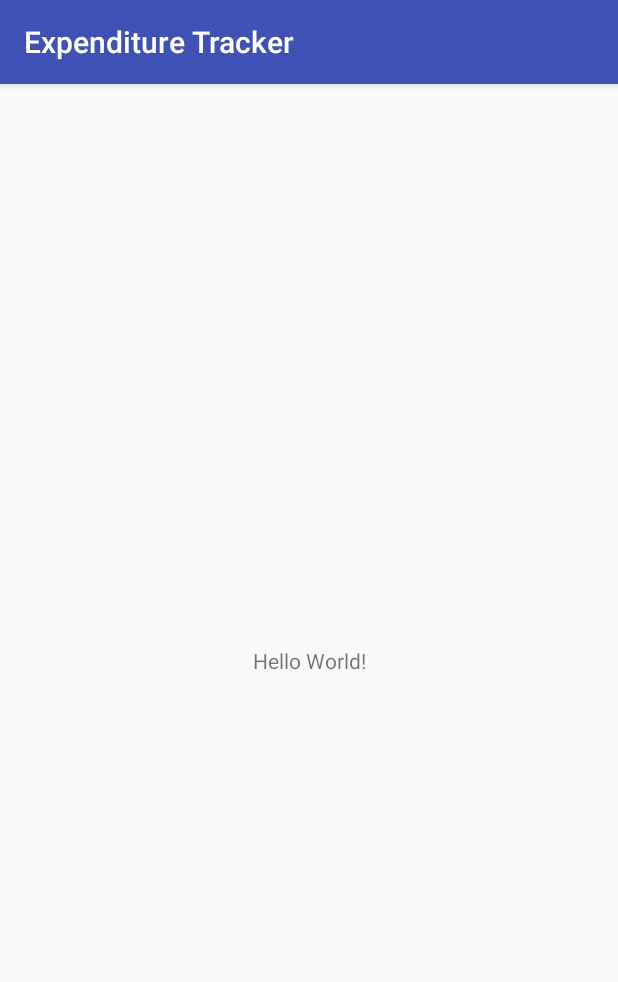
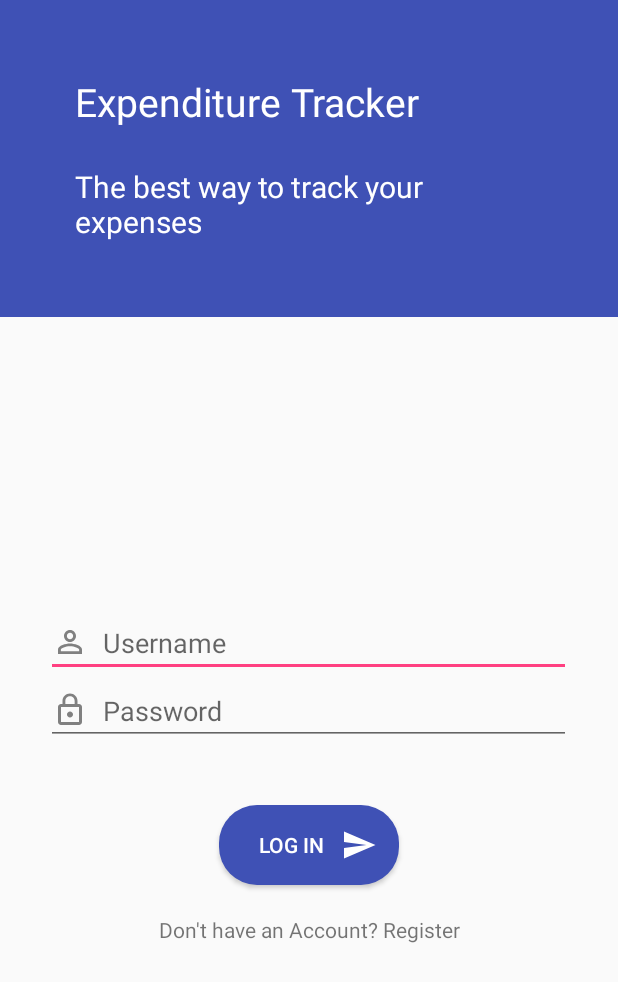
Before and after one commit to alorwu/expenditure-tracker, an Android app: the screen it shows after launch (MainActivity before the commit, login_activity after it), on a phone screen of 412 x 824 dp. Shown: the top 982 px of the screen. Run offline under Robolectric (Android 15) with nearby library versions, the phone set to English and light mode, and no system bars.

Commit message:
Login Screen Activity and internet connection class

```diff
--- a/app/src/main/java/org/az20/expendituretracker/MainActivity.java
+++ b/app/src/main/java/org/az20/expendituretracker/MainActivity.java
@@ -1,13 +1,32 @@
 package org.az20.expendituretracker;
 
+import android.content.Intent;
+import android.content.pm.ActivityInfo;
+import android.os.Handler;
 import android.support.v7.app.AppCompatActivity;
 import android.os.Bundle;
+import android.view.View;
+import android.widget.Button;
 
 public class MainActivity extends AppCompatActivity {
+
+    private static final int SPLASH_TIME_OUT =  4000;
 
     @Override
     protected void onCreate(Bundle savedInstanceState) {
         super.onCreate(savedInstanceState);
         setContentView(R.layout.activity_main);
+        setRequestedOrientation(ActivityInfo.SCREEN_ORIENTATION_PORTRAIT);
+
+        new Handler().postDelayed(new Runnable(){
+            @Override
+            public void run(){
+
+                Intent intent = new Intent(MainActivity.this, login_activity.class);
+                startActivity(intent);
+                finish();
+            }
+        }, SPLASH_TIME_OUT);
+
     }
 }
--- /dev/null
+++ b/app/src/main/java/org/az20/expendituretracker/login_activity.java
@@ -0,0 +1,66 @@
+package org.az20.expendituretracker;
+
+
+import android.content.pm.ActivityInfo;
+import android.os.Bundle;
+import android.support.v7.app.AppCompatActivity;
+import android.view.View;
+import android.widget.Button;
+import android.widget.EditText;
+import android.widget.TextView;
+import android.widget.Toast;
+
+public class login_activity extends AppCompatActivity {
+
+    private EditText username, password;
+    private TextView tv_register;
+    private Button btn_login;
+    private String usr_name, usr_pass;
+    ConnectionDetector connectionDetector;
+
+    @Override
+    protected void onCreate(Bundle savedInstanceState) {
+        super.onCreate(savedInstanceState);
+        setContentView(R.layout.login_activity);
+        setRequestedOrientation(ActivityInfo.SCREEN_ORIENTATION_PORTRAIT);
+
+        username = findViewById(R.id.usr_input);
+        password = findViewById(R.id.pass_input);
+        tv_register = findViewById(R.id.textView);
+        btn_login = findViewById(R.id.btnlogin);
+        connectionDetector = new ConnectionDetector(this);
+
+        tv_register.setOnClickListener(new View.OnClickListener() {
+            @Override
+            public void onClick(View v) {
+                // Insert Event
+            }
+        });
+
+        btn_login.setOnClickListener(new View.OnClickListener() {
+            @Override
+            public void onClick(View v) {
+
+                usr_name = username.getText().toString().trim();
+                usr_pass = password.getText().toString().trim();
+
+                if (usr_pass.isEmpty() || usr_name.isEmpty()) {
+                    Toast.makeText(login_activity.this, "Enter username and password",
+                            Toast.LENGTH_SHORT).show();
+                }else{
+
+                    if (connectionDetector.isConnected()){
+
+                        // Check If user Exist
+
+                    }else{
+                        String title = "No Internet Connection";
+                        String msg = "Turn on mobile data or wifi to continue.";
+                        connectionDetector.alertDialog(login_activity.this, title, msg);
+                    }
+                }
+            }
+        });
+    }
+
+}
--- /dev/null
+++ b/app/src/main/res/drawable/btn_style.xml
@@ -0,0 +1,6 @@
+<?xml version="1.0" encoding="utf-8"?>
+<shape xmlns:android="http://schemas.android.com/apk/res/android">
+    <solid android:color="@color/colorPrimary"/>
+    <corners android:radius="25dp"/>
+    <padding android:right="15dp" android:left="15dp" android:bottom="15dp" android:top="15dp"/>
+</shape>
--- /dev/null
+++ b/app/src/main/res/drawable/ic_lock_outline_black_24dp.xml
@@ -0,0 +1,9 @@
+<vector xmlns:android="http://schemas.android.com/apk/res/android"
+        android:width="24dp"
+        android:height="24dp"
+        android:viewportWidth="24.0"
+        android:viewportHeight="24.0">
+    <path
+        android:fillColor="#808080"
+        android:pathData="M12,17c1.1,0 2,-0.9 2,-2s-0.9,-2 -2,-2 -2,0.9 -2,2 0.9,2 2,2zM18,8h-1L17,6c0,-2.76 -2.24,-5 -5,-5S7,3.24 7,6v2L6,8c-1.1,0 -2,0.9 -2,2v10c0,1.1 0.9,2 2,2h12c1.1,0 2,-0.9 2,-2L20,10c0,-1.1 -0.9,-2 -2,-2zM8.9,6c0,-1.71 1.39,-3.1 3.1,-3.1s3.1,1.39 3.1,3.1v2L8.9,8L8.9,6zM18,20L6,20L6,10h12v10z"/>
+</vector>
--- /dev/null
+++ b/app/src/main/res/drawable/ic_person_outline_black_24dp.xml
@@ -0,0 +1,9 @@
+<vector xmlns:android="http://schemas.android.com/apk/res/android"
+        android:width="24dp"
+        android:height="24dp"
+        android:viewportWidth="24.0"
+        android:viewportHeight="24.0">
+    <path
+        android:fillColor="#808080"
+        android:pathData="M12,5.9c1.16,0 2.1,0.94 2.1,2.1s-0.94,2.1 -2.1,2.1S9.9,9.16 9.9,8s0.94,-2.1 2.1,-2.1m0,9c2.97,0 6.1,1.46 6.1,2.1v1.1L5.9,18.1L5.9,17c0,-0.64 3.13,-2.1 6.1,-2.1M12,4C9.79,4 8,5.79 8,8s1.79,4 4,4 4,-1.79 4,-4 -1.79,-4 -4,-4zM12,13c-2.67,0 -8,1.34 -8,4v3h16v-3c0,-2.66 -5.33,-4 -8,-4z"/>
+</vector>
--- /dev/null
+++ b/app/src/main/res/drawable/ic_send_black_24dp.xml
@@ -0,0 +1,9 @@
+<vector xmlns:android="http://schemas.android.com/apk/res/android"
+        android:width="24dp"
+        android:height="24dp"
+        android:viewportWidth="24.0"
+        android:viewportHeight="24.0">
+    <path
+        android:fillColor="#fff"
+        android:pathData="M2.01,21L23,12 2.01,3 2,10l15,2 -15,2z"/>
+</vector>
--- a/app/src/main/res/layout/activity_main.xml
+++ b/app/src/main/res/layout/activity_main.xml
@@ -1,19 +1,31 @@
 <?xml version="1.0" encoding="utf-8"?>
-<android.support.constraint.ConstraintLayout
+<RelativeLayout
     xmlns:android="http://schemas.android.com/apk/res/android"
     xmlns:tools="http://schemas.android.com/tools"
     xmlns:app="http://schemas.android.com/apk/res-auto"
     android:layout_width="match_parent"
     android:layout_height="match_parent"
-    tools:context=".MainActivity">
+    tools:context=".MainActivity"
+    android:gravity="center"
+    android:background="@color/colorPrimary"
+    >
 
     <TextView
+        android:id="@+id/tvText"
         android:layout_width="wrap_content"
         android:layout_height="wrap_content"
-        android:text="Hello World!"
-        app:layout_constraintBottom_toBottomOf="parent"
-        app:layout_constraintLeft_toLeftOf="parent"
-        app:layout_constraintRight_toRightOf="parent"
-        app:layout_constraintTop_toTopOf="parent" />
+        android:textSize="36sp"
+        android:textColor="#ffff"
+        android:gravity="center"
+        android:text="@string/app_name"/>
 
-</android.support.constraint.ConstraintLayout>
+    <TextView
+        android:id="@+id/tv_subtext"
+        android:layout_width="wrap_content"
+        android:layout_height="wrap_content"
+        android:textSize="24sp"
+        android:textColor="#ffff"
+        android:layout_marginLeft="50dp"
+        android:layout_marginTop="50dp"
+        android:text="@string/splash" />
+</RelativeLayout>
--- /dev/null
+++ b/app/src/main/res/layout/login_activity.xml
@@ -0,0 +1,76 @@
+<?xml version="1.0" encoding="utf-8"?>
+<LinearLayout
+    xmlns:android="http://schemas.android.com/apk/res/android"
+    android:layout_width="match_parent"
+    android:layout_height="match_parent"
+    android:orientation="vertical">
+
+    <LinearLayout
+        android:layout_width="match_parent"
+        android:layout_height="wrap_content"
+        android:orientation="vertical"
+        android:padding="50dp"
+        android:background="@color/colorPrimary">
+
+        <TextView
+            android:layout_width="wrap_content"
+            android:layout_height="wrap_content"
+            android:textSize="26sp"
+            android:textColor="#fff"
+            android:text="@string/app_name"/>
+
+        <TextView
+            android:layout_width="wrap_content"
+            android:layout_height="wrap_content"
+            android:textColor="#fff"
+            android:text="@string/intro_tv"
+            android:layout_gravity="center"
+            android:textSize="20sp"
+            android:layout_marginTop="25dp"/>
+    </LinearLayout>
+    <LinearLayout
+        android:layout_width="match_parent"
+        android:layout_height="match_parent"
+        android:gravity="center"
+        android:orientation="vertical">
+
+        <EditText
+            android:id="@+id/usr_input"
+            android:layout_width="350dp"
+            android:layout_height="wrap_content"
+            android:hint="@string/username"
+            android:inputType="text"
+            android:drawableLeft="@drawable/ic_person_outline_black_24dp"
+            android:drawablePadding="10dp"
+            />
+
+        <EditText
+            android:id="@+id/pass_input"
+            android:layout_width="350dp"
+            android:layout_height="wrap_content"
+            android:inputType="textPassword"
+            android:hint="@string/password"
+            android:drawableLeft="@drawable/ic_lock_outline_black_24dp"
+            android:drawablePadding="10dp"/>
+
+        <Button
+            android:id="@+id/btnlogin"
+            android:layout_marginTop="40dp"
+            android:layout_width="120dp"
+            android:layout_height="wrap_content"
+            android:background="@drawable/btn_style"
+            android:textColor="#fff"
+            android:text="@string/login_button"
+            android:drawableRight="@drawable/ic_send_black_24dp"
+            />
+
+        <TextView
+            android:id="@+id/textView"
+            android:layout_marginTop="20dp"
+            android:layout_width="match_parent"
+            android:layout_height="wrap_content"
+            android:text="@string/tv_account"
+            android:gravity="center"
+            />
+    </LinearLayout>
+</LinearLayout>
--- a/app/src/main/res/values/strings.xml
+++ b/app/src/main/res/values/strings.xml
@@ -1,3 +1,15 @@
 <resources>
     <string name="app_name">Expenditure Tracker</string>
+    <string name="title_activity_login_activity">Login</string>
+    <string name="account_tv">Create Account</string>
+    <string name="username">Username</string>
+    <string name="login_button">Log In</string>
+    <string name="splash">Track your expenses</string>
+    <string name="intro_tv">The best way to track your expenses</string>
+    <string name="lg_text">Log in Account</string>
+    <string name="password">Password</string>
+    <string name="email">Email</string>
+    <string name="register_button">Register</string>
+    <string name="tv_account">Don\'t have an Account? Register</string>
+    <string name="name">Fullname</string>
 </resources>
--- a/app/src/main/res/values/styles.xml
+++ b/app/src/main/res/values/styles.xml
@@ -1,11 +1,20 @@
 <resources>
 
     <!-- Base application theme. -->
-    <style name="AppTheme" parent="Theme.AppCompat.Light.DarkActionBar">
+    <style name="AppTheme" parent="Theme.AppCompat.Light.NoActionBar">
         <!-- Customize your theme here. -->
         <item name="colorPrimary">@color/colorPrimary</item>
         <item name="colorPrimaryDark">@color/colorPrimaryDark</item>
         <item name="colorAccent">@color/colorAccent</item>
     </style>
 
+    <style name="AppTheme.NoActionBar">
+        <item name="windowActionBar">false</item>
+        <item name="windowNoTitle">true</item>
+    </style>
+
+    <style name="AppTheme.AppBarOverlay" parent="ThemeOverlay.AppCompat.Dark.ActionBar" />
+
+    <style name="AppTheme.PopupOverlay" parent="ThemeOverlay.AppCompat.Light" />
+
 </resources>
```
Also changed, not shown: app/build.gradle (+9 -0 lines), app/src/main/AndroidManifest.xml (+10 -3 lines), app/src/main/java/org/az20/expendituretracker/ConnectionDetector.java (added, +50 -0 lines), 2 other files.
